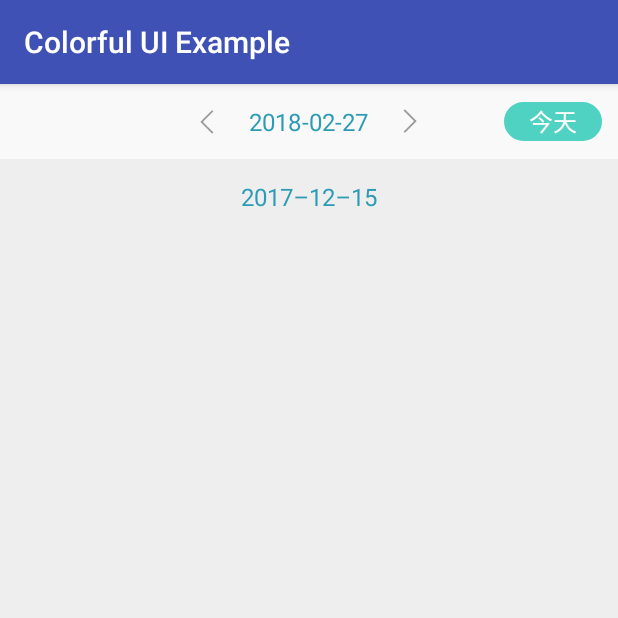
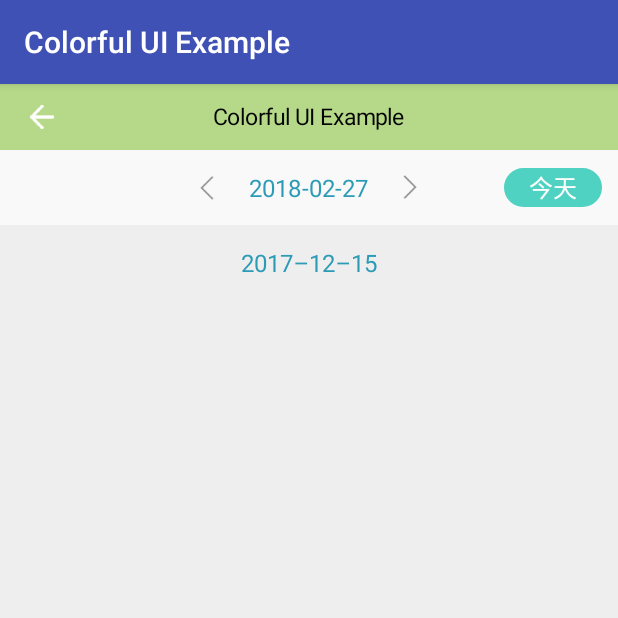
Before and after one commit to jxr202/colorful-ui, an Android app: the screen it shows after launch (MainActivity), on a phone screen of 412 x 824 dp, the top half of it. Run offline under Robolectric (Android 15) with nearby library versions, the phone set to English and light mode, and no system bars.

Commit message:
[Jiang]:添加TitleBar控件

```diff
--- a/colorful-ui-example/src/main/res/layout/activity_main.xml
+++ b/colorful-ui-example/src/main/res/layout/activity_main.xml
@@ -6,6 +6,18 @@
     android:layout_height="match_parent"
     android:background="#eeeeee"
     android:orientation="vertical" >
+
+    <com.jxr202.colorful_ui.TitleBar
+        android:id="@+id/title_bar"
+        android:layout_width="match_parent"
+        android:layout_height="44dp"
+        android:background="#B6D989"
+        jxr202:leftDrawable="@mipmap/ic_common_back"
+        jxr202:leftImageVisibility="visible"
+        jxr202:titleColor="#030303"
+        jxr202:titleText="@string/app_name"
+        jxr202:titleTextSize="15sp"
+        jxr202:titleTextVisibility="visible" />
 
     <com.jxr202.colorful_ui.DateSelectView
         android:id="@+id/dateSelectView"
--- /dev/null
+++ b/colorful-ui/src/main/java/com/jxr202/colorful_ui/CommonUtils.java
@@ -0,0 +1,27 @@
+package com.jxr202.colorful_ui;
+
+import android.content.Context;
+import android.content.res.Resources;
+
+/**
+ * Created by Jxr35 on 2018/2/27
+ */
+
+public class CommonUtils {
+
+    public static float dp2px(Resources resources, float dp) {
+        final float scale = resources.getDisplayMetrics().density;
+        return dp * scale + 0.5f;
+    }
+
+    public static float sp2px(Resources resources, float sp) {
+        final float scale = resources.getDisplayMetrics().scaledDensity;
+        return sp * scale;
+    }
+
+    public static int px2dip(Context context, float pxValue) {
+        final float scale = context.getResources().getDisplayMetrics().density;
+        return (int) (pxValue / scale + 0.5f);
+    }
+
+}
--- /dev/null
+++ b/colorful-ui/src/main/java/com/jxr202/colorful_ui/TitleBar.java
@@ -0,0 +1,330 @@
+package com.jxr202.colorful_ui;
+
+import android.content.Context;
+import android.content.res.Resources;
+import android.content.res.TypedArray;
+import android.graphics.drawable.Drawable;
+import android.util.AttributeSet;
+import android.view.Gravity;
+import android.view.View;
+import android.view.ViewGroup;
+import android.widget.ImageView;
+import android.widget.RelativeLayout;
+import android.widget.TextView;
+
+/**
+ * Created by Jxr35 on 2018/2/27
+ */
+
+public class TitleBar extends RelativeLayout {
+
+    private static final int GONE = 8;
+    private static final int VISIBLE = 0;
+
+    private Context mContext;
+    private ImageView mIvLeft;
+    private TextView mTvTitle;
+    private ImageView mIvRight;
+    private TextView mTvRight;
+
+    // 左边的图标属性
+    private Drawable mLeftDrawable;
+    private int mLeftImageVisibility;
+
+    // 中间标题属性
+    private String mTitleText = "";
+    private float mTitleTextSize;
+    private int mTitleTextColor;
+    private int mTitleTextVisibility;
+
+    // 右边图标属性
+    private Drawable mRightDrawable;
+    private int mRightImageVisibility;
+
+    // 右边文本的属性
+    private String mRightText = "";
+    private float mRightTextSize;
+    private int mRightTextColor;
+    private int mRightTextVisibility;
+
+    private LayoutParams mIvLeftParams;
+    private LayoutParams mTvTitleParams;
+    private LayoutParams mTvRightParams;
+    private LayoutParams mIvRightParams;
+
+    private OnTitleBarClickListener mListener;
+
+    public TitleBar(Context context) {
+        this(context, null);
+    }
+
+    public TitleBar(Context context, AttributeSet attrs) {
+        this(context, attrs, 0);
+    }
+
+    public TitleBar(Context context, AttributeSet attrs, int defStyleAttr) {
+        super(context, attrs, defStyleAttr);
+        mContext = context;
+
+        mIvLeft = new ImageView(mContext);
+        mTvTitle = new TextView(mContext);
+        mIvRight = new ImageView(mContext);
+        mTvRight = new TextView(mContext);
+
+        Resources res = getResources();
+        TypedArray ta = mContext.obtainStyledAttributes(attrs, R.styleable.titleBar, defStyleAttr, 0);
+
+        mLeftDrawable = ta.getDrawable(R.styleable.titleBar_leftDrawable);
+        mLeftImageVisibility = ta.getInteger(R.styleable.titleBar_leftImageVisibility, VISIBLE);
+
+        mTitleText = ta.getString(R.styleable.titleBar_titleText);
+        mTitleTextSize = CommonUtils.px2dip(mContext, ta.getDimension(R.styleable.titleBar_titleTextSize, 17));
+        mTitleTextColor = ta.getColor(R.styleable.titleBar_titleColor, 0xffffffff);
+        mTitleTextVisibility = ta.getInteger(R.styleable.titleBar_titleTextVisibility, VISIBLE);
+
+        mRightText = ta.getString(R.styleable.titleBar_rightText);
+        mRightTextSize = CommonUtils.px2dip(mContext, ta.getDimension(R.styleable.titleBar_rightTextSize, 15));
+        mRightTextColor = ta.getColor(R.styleable.titleBar_rightTextColor, 0xffffffff);
+        mRightTextVisibility = ta.getInteger(R.styleable.titleBar_rightTextVisibility, GONE);
+
+        mRightDrawable = ta.getDrawable(R.styleable.titleBar_rightDrawable);
+        mRightImageVisibility = ta.getInteger(R.styleable.titleBar_rightImageVisibility, GONE);
+
+        ta.recycle();
+        init();
+        initListener();
+    }
+
+    private void init() {
+        Resources res = getResources();
+
+        mIvLeft.setImageDrawable(mLeftDrawable);
+        mIvLeft.setVisibility(mLeftImageVisibility);
+
+        mTvTitle.setText(mTitleText);
+        mTvTitle.setTextColor(mTitleTextColor);
+        mTvTitle.setTextSize(mTitleTextSize);
+        mTvTitle.setVisibility(mTitleTextVisibility);
+        mTvTitle.setLines(1);
+
+        mTvRight.setText(mRightText);
+        mTvRight.setTextColor(mRightTextColor);
+        mTvRight.setTextSize(mRightTextSize);
+        mTvRight.setVisibility(mRightTextVisibility);
+
+        mIvRight.setImageDrawable(mRightDrawable);
+        mIvRight.setVisibility(mRightImageVisibility);
+        // 为组件元素设定响应的布局元素
+        mIvLeftParams = new LayoutParams(ViewGroup.LayoutParams.WRAP_CONTENT, ViewGroup.LayoutParams.MATCH_PARENT);
+        mTvTitleParams = new LayoutParams(ViewGroup.LayoutParams.WRAP_CONTENT, ViewGroup.LayoutParams.WRAP_CONTENT);
+        mTvRightParams = new LayoutParams(ViewGroup.LayoutParams.WRAP_CONTENT, ViewGroup.LayoutParams.MATCH_PARENT);
+        mIvRightParams = new LayoutParams(ViewGroup.LayoutParams.WRAP_CONTENT, ViewGroup.LayoutParams.MATCH_PARENT);
+
+        mIvLeft.setPadding(10, 0, 40, 0);
+        mIvRight.setPadding(40, 0, 20, 0);
+        mTvRight.setPadding(40, 0, 20, 0);
+        mTvRight.setGravity(Gravity.CENTER_VERTICAL);
+
+        mIvLeftParams.addRule(ALIGN_PARENT_LEFT);
+        mTvTitleParams.addRule(CENTER_IN_PARENT);
+        mTvRightParams.addRule(ALIGN_PARENT_RIGHT);
+        mIvRightParams.addRule(ALIGN_PARENT_RIGHT);
+        //mTvTitleParams.addRule(CENTER_IN_PARENT);
+        //mTvTitleParams.setMarginStart(2*spacing40px);
+        //mTvTitleParams.setMarginEnd(2*spacing40px);
+
+        addView(mIvLeft, mIvLeftParams);
+        addView(mTvTitle, mTvTitleParams);
+        addView(mTvRight, mTvRightParams);
+        addView(mIvRight, mIvRightParams);
+    }
+
+    private void initListener() {
+        mIvLeft.setOnClickListener(new OnClickListener() {
+            @Override
+            public void onClick(View v) {
+                if (mListener != null) {
+                    mListener.onLeftImageClick();
+                }
+            }
+        });
+        mIvRight.setOnClickListener(new OnClickListener() {
+            @Override
+            public void onClick(View v) {
+                if (mListener != null) {
+                    mListener.onRightImageClick();
+                }
+            }
+        });
+        mTvRight.setOnClickListener(new OnClickListener() {
+            @Override
+            public void onClick(View v) {
+                if (mListener != null) {
+                    mListener.onRightTextClick();
+                }
+            }
+        });
+    }
+
+    public Drawable getLeftDrawable() {
+        return mLeftDrawable;
+    }
+
+    public void setLeftDrawable(Drawable drawable) {
+        mLeftDrawable = drawable;
+        mIvLeft.setImageDrawable(drawable);
+    }
+
+    public int getLeftImageVisibility() {
+        return mLeftImageVisibility;
+    }
+
+    public void setLeftImageVisibility(int visibility) {
+        mLeftImageVisibility = visibility;
+        mIvLeft.setVisibility(visibility);
+    }
+
+    public void setLeftImageEnable(boolean enable) {
+        mIvLeft.setEnabled(enable);
+    }
+
+    public boolean isLeftImageEnable() {
+        return mIvLeft.isEnabled();
+    }
+
+    public String getTitleText() {
+        return mTitleText;
+    }
+
+    public void setTitleText(String text) {
+        mTitleText = text;
+        mTvTitle.setText(text);
+    }
+
+    public float getTitleTextSize() {
+        return mTitleTextSize;
+    }
+
+    public void setTitleTextSize(float size) {
+        mTitleTextSize = size;
+        mTvTitle.setTextSize(size);
+    }
+
+    public int getTitleTextColor() {
+        return mTitleTextColor;
+    }
+
+    public void setTitleTextColor(int color) {
+        mTitleTextColor = color;
+        mTvTitle.setTextColor(color);
+    }
+
+    public int getTitleTextVisibility() {
+        return mTitleTextVisibility;
+    }
+
+    public void setTitleTextVisibility(int visibility) {
+        mTitleTextVisibility = visibility;
+        mTvTitle.setVisibility(visibility);
+    }
+
+    public Drawable getRightDrawable() {
+        return mRightDrawable;
+    }
+
+    public void setRightDrawable(Drawable drawable) {
+        mRightDrawable = drawable;
+        mIvRight.setImageDrawable(drawable);
+    }
+
+    public int getRightImageVisibility() {
+        return mRightImageVisibility;
+    }
+
+    public void setRightImageVisibility(int visibility) {
+        mRightImageVisibility = visibility;
+        mIvRight.setVisibility(visibility);
+    }
+
+    public void setRightImageEnable(boolean enable) {
+        mIvRight.setEnabled(enable);
+    }
+
+    public boolean isRightImageEnable() {
+        return mIvRight.isEnabled();
+    }
+
+    public String getRightText() {
+        return mRightText;
+    }
+
+    public void setRightText(String text) {
+        mRightText = text;
+        mTvRight.setText(text);
+    }
+
+    public float getRightTextSize() {
+        return mRightTextSize;
+    }
+
+    public void setRightTextSize(float size) {
+        mRightTextSize = size;
+        mTvRight.setTextSize(size);
+    }
+
+    public int getRightTextColor() {
+        return mRightTextColor;
+    }
+
+    public void setRightTextColor(int color) {
+        mRightTextColor = color;
+        mTvRight.setTextColor(color);
+    }
+
+    public int getRightTextVisibility() {
+        return mRightTextVisibility;
+    }
+
+    public void setRightTextVisibility(int visibility) {
+        mRightTextVisibility = visibility;
+        mTvRight.setVisibility(visibility);
+    }
+
+    public void setRightTextEnable(boolean enable) {
+        mTvRight.setEnabled(enable);
+    }
+
+    public boolean isRightTextEnable() {
+        return mTvRight.isEnabled();
+    }
+
+    public void setOnTitleBarClickListener(OnTitleBarClickListener listener) {
+        mListener = listener;
+    }
+
+    public interface OnTitleBarClickListener {
+        void onLeftImageClick();
+
+        void onRightImageClick();
+
+        void onRightTextClick();
+    }
+
+    public static class SimpleTitleBarClickListener implements OnTitleBarClickListener {
+        @Override
+        public void onLeftImageClick() {
+
+        }
+
+        @Override
+        public void onRightImageClick() {
+
+        }
+
+        @Override
+        public void onRightTextClick() {
+
+        }
+    }
+
+}
```
Also changed, not shown: colorful-ui/src/main/res/values/attrs.xml (+38 -1 lines), colorful-ui/src/main/res/mipmap-xxhdpi/ic_common_back.png (added).
